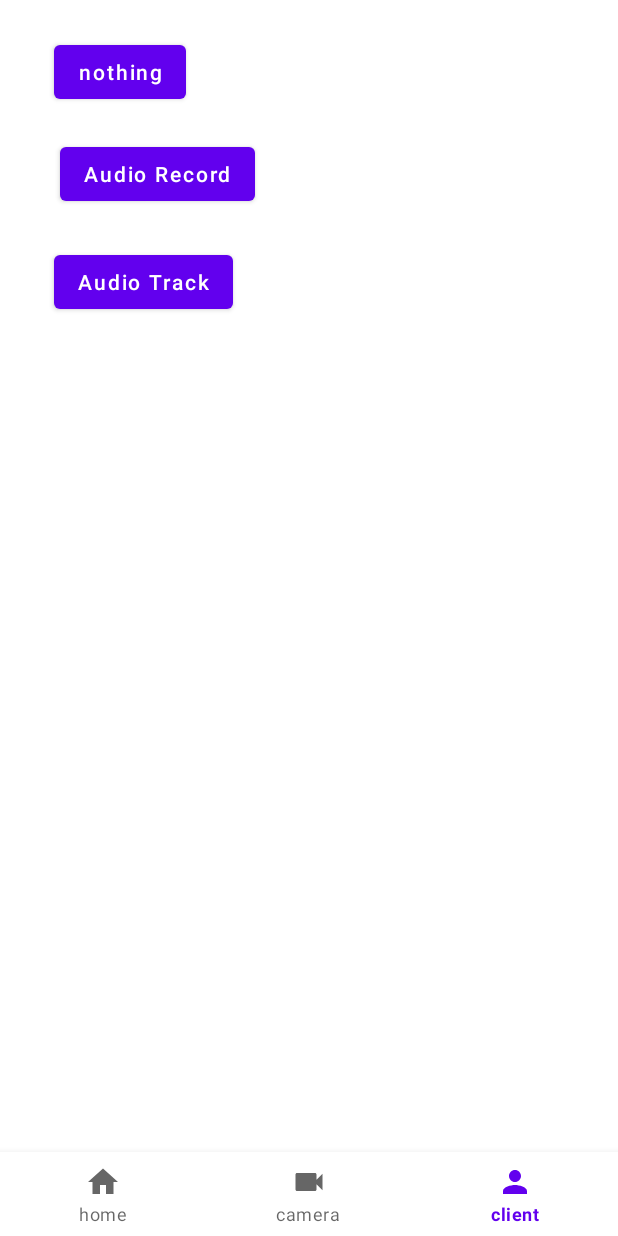
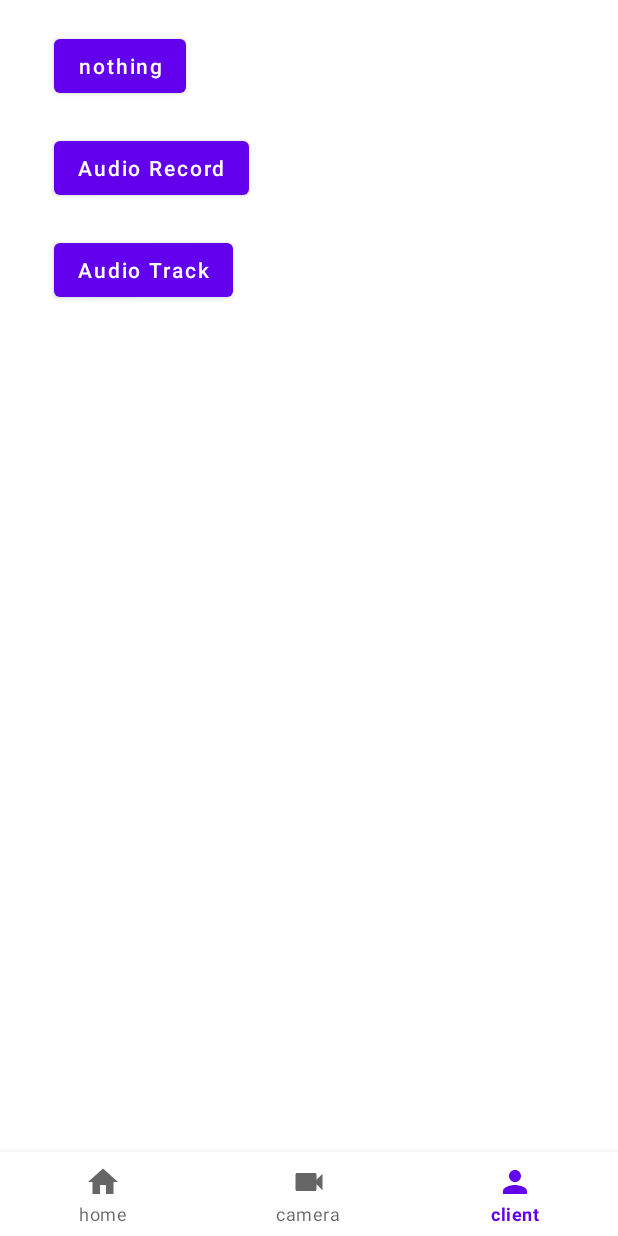
Before and after one commit to kevinhsu0411/Android-Real_Time_Monitor, an Android app: the ClientFragment screen opened through its navigation route, on a phone screen of 412 x 824 dp. Run offline under Robolectric (Android 15) with nearby library versions, the phone set to English and light mode, and no system bars; our stand-ins replace RxJava, navigation-ui; 1 statement that could not run was skipped.

Commit message:
fix client fragment button layout

```diff
--- a/app/src/main/res/layout/fragment_client.xml
+++ b/app/src/main/res/layout/fragment_client.xml
@@ -11,7 +11,7 @@
         android:layout_width="wrap_content"
         android:layout_height="wrap_content"
         android:layout_marginStart="36dp"
-        android:layout_marginTop="24dp"
+        android:layout_marginTop="20dp"
         android:text="nothing"
         android:textAllCaps="false"
         app:layout_constraintStart_toStartOf="parent"
@@ -21,7 +21,6 @@
         android:id="@+id/client_audioRecord"
         android:layout_width="wrap_content"
         android:layout_height="wrap_content"
-        android:layout_marginStart="4dp"
         android:layout_marginTop="20dp"
         android:text="Audio Record"
         android:textAllCaps="false"
@@ -32,10 +31,10 @@
         android:id="@+id/client_audioTrack"
         android:layout_width="wrap_content"
         android:layout_height="wrap_content"
-        android:layout_marginTop="92dp"
+        android:layout_marginTop="20dp"
         android:text="Audio Track"
         android:textAllCaps="false"
         app:layout_constraintStart_toStartOf="@+id/client_next_page"
-        app:layout_constraintTop_toBottomOf="@+id/client_next_page" />
+        app:layout_constraintTop_toBottomOf="@+id/client_audioRecord" />
 
 </androidx.constraintlayout.widget.ConstraintLayout>
```
